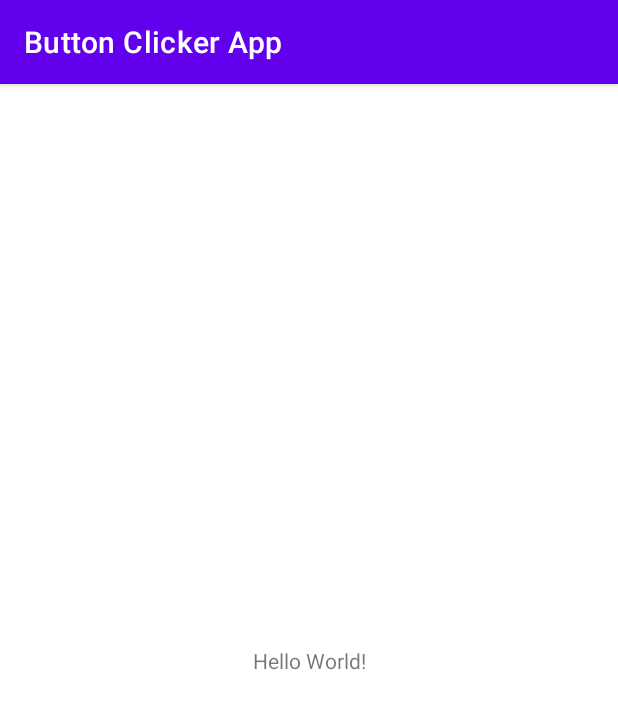
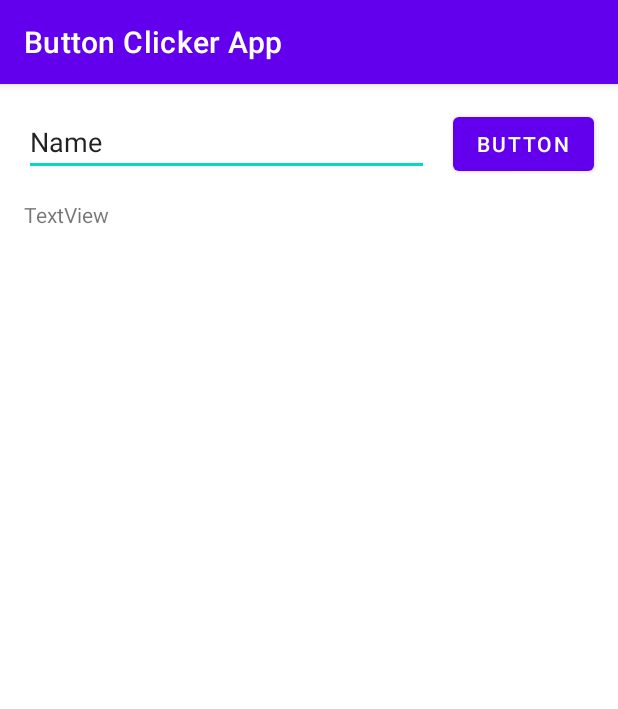
Before and after one commit to ca-chow/Button-Clicker-App, an Android app: the screen it shows after launch (MainActivity), on a phone screen of 412 x 824 dp. Shown: the top 709 px of the screen. Run offline under Robolectric (Android 15) with nearby library versions, the phone set to English and light mode, and no system bars.

Commit message:
making progress through video

```diff
--- a/app/src/main/java/academy/learnprogramming/buttonclickerapp/MainActivity.kt
+++ b/app/src/main/java/academy/learnprogramming/buttonclickerapp/MainActivity.kt
@@ -2,10 +2,24 @@ package academy.learnprogramming.buttonclickerapp
 
 import androidx.appcompat.app.AppCompatActivity
 import android.os.Bundle
+import android.widget.Button
+import android.widget.EditText
+import android.widget.TextView
 
-class MainActivity : AppCompatActivity() {
+class MainActivity : AppCompatActivity() { //"?" makes a variable a nullable type
+    private var userInput: EditText? = null
+    private var button: Button? = null
+    private var textView: TextView? = null
+
     override fun onCreate(savedInstanceState: Bundle?) {
         super.onCreate(savedInstanceState)
-        setContentView(R.layout.activity_main)
+        //if onCreate can't finish using bundle, super method has a chance to work on the data
+        setContentView(R.layout.activity_main) //uses "activity_main.xml" to create the layout
+
+        //all widgets are views
+        userInput = findViewById<EditText>(R.id.editText)
+        button = findViewById<Button>(R.id.button)
+        textView = findViewById<TextView>(R.id.textView)
+
     }
 }
--- a/app/src/main/res/layout/activity_main.xml
+++ b/app/src/main/res/layout/activity_main.xml
@@ -4,15 +4,50 @@
     xmlns:tools="http://schemas.android.com/tools"
     android:layout_width="match_parent"
     android:layout_height="match_parent"
-    tools:context=".MainActivity">
+    tools:context=".MainActivity" >
+
+    <Button
+        android:id="@+id/button"
+        android:layout_width="wrap_content"
+        android:layout_height="wrap_content"
+        android:layout_marginTop="16dp"
+        android:layout_marginEnd="16dp"
+        android:text="Button"
+        app:layout_constraintEnd_toEndOf="parent"
+        app:layout_constraintTop_toTopOf="parent" />
+
+    <EditText
+        android:id="@+id/editText"
+        android:layout_width="0dp"
+        android:layout_height="wrap_content"
+        android:layout_marginStart="16dp"
+        android:layout_marginTop="16dp"
+        android:layout_marginEnd="16dp"
+        android:ems="10"
+        android:inputType="textPersonName"
+        android:text="Name"
+        app:layout_constraintEnd_toStartOf="@+id/button"
+        app:layout_constraintHorizontal_bias="0.0"
+        app:layout_constraintStart_toStartOf="parent"
+        app:layout_constraintTop_toTopOf="parent" />
 
     <TextView
-        android:layout_width="wrap_content"
-        android:layout_height="wrap_content"
-        android:text="Hello World!"
+        android:id="@+id/textView"
+        android:layout_width="0dp"
+        android:layout_height="0dp"
+        android:layout_margin="16dp"
+        android:layout_marginStart="16dp"
+        android:layout_marginTop="16dp"
+        android:layout_marginEnd="16dp"
+        android:layout_marginBottom="16dp"
+        android:scrollbarAlwaysDrawVerticalTrack="true"
+        android:scrollbars="vertical"
+        android:scrollHorizontally="false"
+        android:text="TextView"
         app:layout_constraintBottom_toBottomOf="parent"
-        app:layout_constraintLeft_toLeftOf="parent"
-        app:layout_constraintRight_toRightOf="parent"
-        app:layout_constraintTop_toTopOf="parent" />
-
+        app:layout_constraintEnd_toEndOf="parent"
+        app:layout_constraintHorizontal_bias="0.0"
+        app:layout_constraintStart_toStartOf="parent"
+        app:layout_constraintTop_toBottomOf="@+id/editText"
+        app:layout_constraintVertical_bias="0.0" />
 </androidx.constraintlayout.widget.ConstraintLayout>
```
Also changed, not shown: 1 other file.
